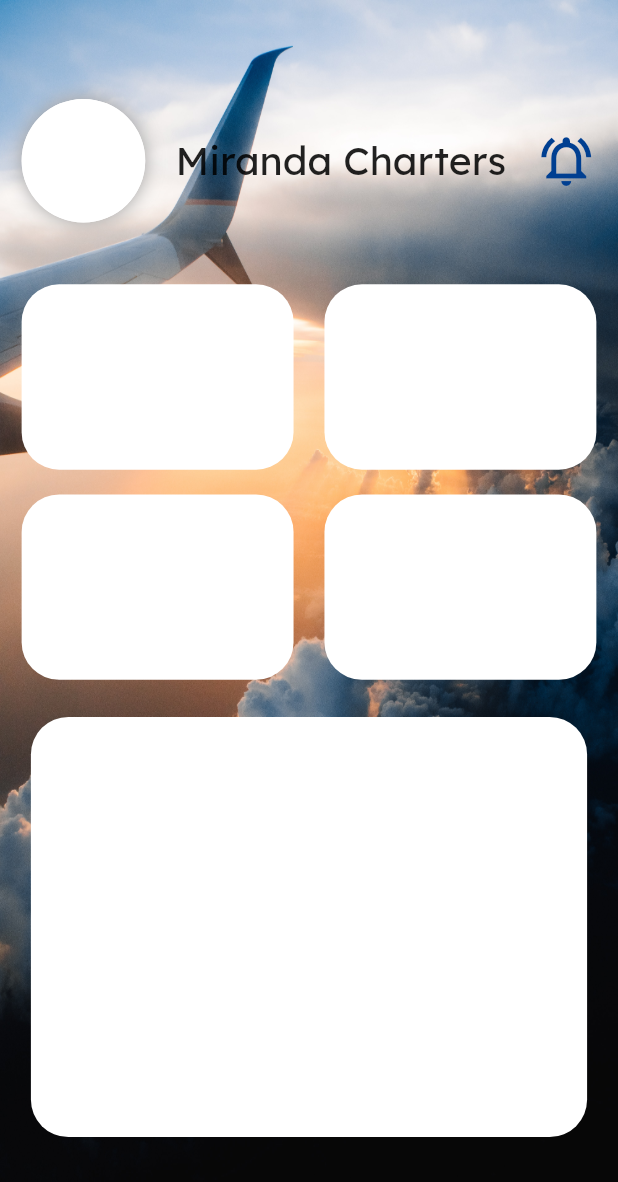
After one commit to javierrrrrrrrrrrr/fly_admin, a Flutter app: the screen it shows after launch, after a tap on "Sign in", on a phone screen of 412 x 824 dp. The commit adds this screen. Shown: the top 1182 px of the screen. Run offline on Flutter 3.47's test engine with Material 2 defaults, Android fonts, the phone set to English and light mode, and no system bars; missing offline and left inert: expansion_widget.

Commit message:
estadisticapage

```diff
--- /dev/null
+++ b/lib/UI/Pages/estadistic_page.dart
@@ -0,0 +1,94 @@
+import 'package:flutter/material.dart';
+import 'package:fly_admin/Constants/contants.dart';
+import 'package:fly_admin/UI/Widgets/custom_circle_avatar.dart';
+
+class StaticPage extends StatelessWidget {
+  const StaticPage({Key? key}) : super(key: key);
+
+  @override
+  Widget build(BuildContext context) {
+    final size = MediaQuery.of(context).size;
+    return Scaffold(
+      body: Container(
+        decoration: const BoxDecoration(
+          image: DecorationImage(
+              image: AssetImage('assets/fondo.jpg'), fit: BoxFit.fill),
+        ),
+        child: Padding(
+          padding: EdgeInsets.only(
+            left: size.width * 0.035,
+            right: size.width * 0.035,
+            top: size.height * 0.08,
+          ),
+          child: Column(
+            children: [
+              Row(
+                mainAxisAlignment: MainAxisAlignment.spaceBetween,
+                children: [
+                  CustomCircleAvatar(avatarRadius: size.height * 0.05),
+                  const Text("Miranda Charters",
+                      style: TextStyle(fontSize: 26)),
+                  Icon(
+                    Icons.notifications_active_outlined,
+                    color: kprimarycolor,
+                    size: 40,
+                  )
+                ],
+              ),
+              SizedBox(
+                height: size.height * 0.05,
+              ),
+              Row(
+                mainAxisAlignment: MainAxisAlignment.spaceBetween,
+                children: const [
+                  FlyCard(),
+                  FlyCard(),
+                ],
+              ),
+              SizedBox(
+                height: size.height * 0.02,
+              ),
+              Row(
+                mainAxisAlignment: MainAxisAlignment.spaceBetween,
+                children: const [
+                  FlyCard(),
+                  FlyCard(),
+                ],
+              ),
+              SizedBox(
+                height: size.height * 0.03,
+              ),
+              Container(
+                height: size.height * 0.34,
+                width: size.width * 0.9,
+                decoration: BoxDecoration(
+                  color: Colors.white,
+                  borderRadius: BorderRadius.circular(25),
+                ),
+              ),
+            ],
+          ),
+        ),
+      ),
+    );
+  }
+}
+
+class FlyCard extends StatelessWidget {
+  const FlyCard({
+    Key? key,
+  }) : super(key: key);
+
+  @override
+  Widget build(BuildContext context) {
+    final size = MediaQuery.of(context).size;
+    return Container(
+      height: size.height * 0.15,
+      width: size.width * 0.44,
+      decoration: BoxDecoration(
+        color: Colors.white,
+        borderRadius: BorderRadius.circular(25),
+      ),
+    );
+  }
+}
--- a/lib/UI/Pages/login_page.dart
+++ b/lib/UI/Pages/login_page.dart
@@ -85,7 +85,11 @@ class Contenedor2 extends StatelessWidget {
             height: size.height * 0.05,
           ),
 
-          Container(
+          GestureDetector(
+            onTap: () {
+              Navigator.of(context).pushNamed('/estadistica');
+            },
+            child: Container(
               height: size.height * 0.07,
               width: size.width * 0.9,
               decoration: const BoxDecoration(
@@ -105,6 +109,7 @@ class Contenedor2 extends StatelessWidget {
                     style: TextStyle(
                         fontSize: 22, color: Color.fromRGBO(69, 104, 126, 1))),
               ),
+            ),
           )
           // ),
         ]),
--- a/lib/main.dart
+++ b/lib/main.dart
@@ -1,5 +1,6 @@
 import 'package:flutter/material.dart';
 
+import 'UI/Pages/estadistic_page.dart';
 import 'UI/Pages/login_page.dart';
 
 void main() => runApp(const MyApp());
@@ -16,11 +17,7 @@ class MyApp extends StatelessWidget {
       initialRoute: '/login',
       routes: {
         '/login': (context) => const LoginPage(),
-        // '/airlines': (context) => const AirlineInfoPage(),
-        //  '/search': (context) => const SearchPage(),
-        //  '/vermas': (context) => const MoreDetailsOfert(),
-        //   '/result': (context) => const SearchResult(),
-        //   '/MoreDetailsFly': (context) => const MoreDetailsFly(),
+        '/estadistica': (context) => const StaticPage(),
       },
     );
   }
```
Lines whose indentation alone changed are shown as unchanged.
